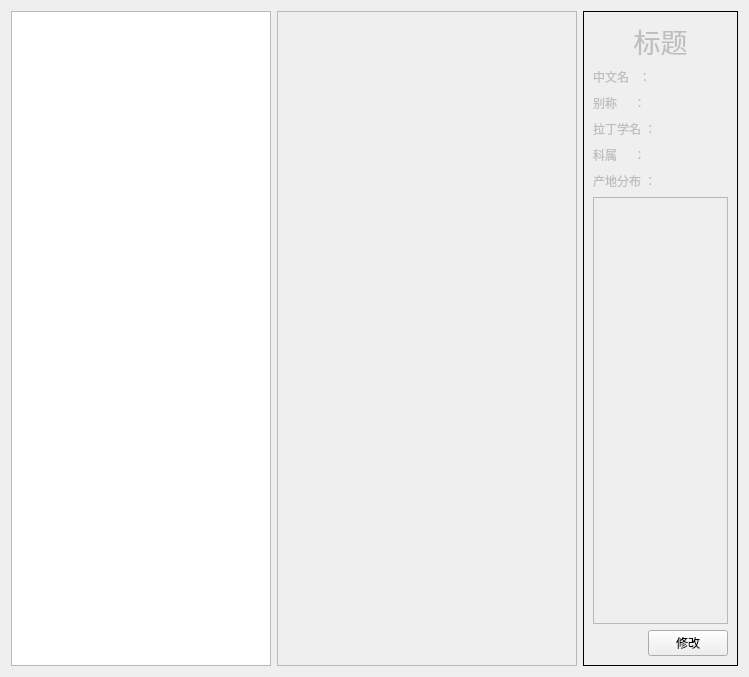
Above: UI/UI_succulentPlants.ui from MChenLiang/TheShapeOfFlower before the change. Below: the same form after it.
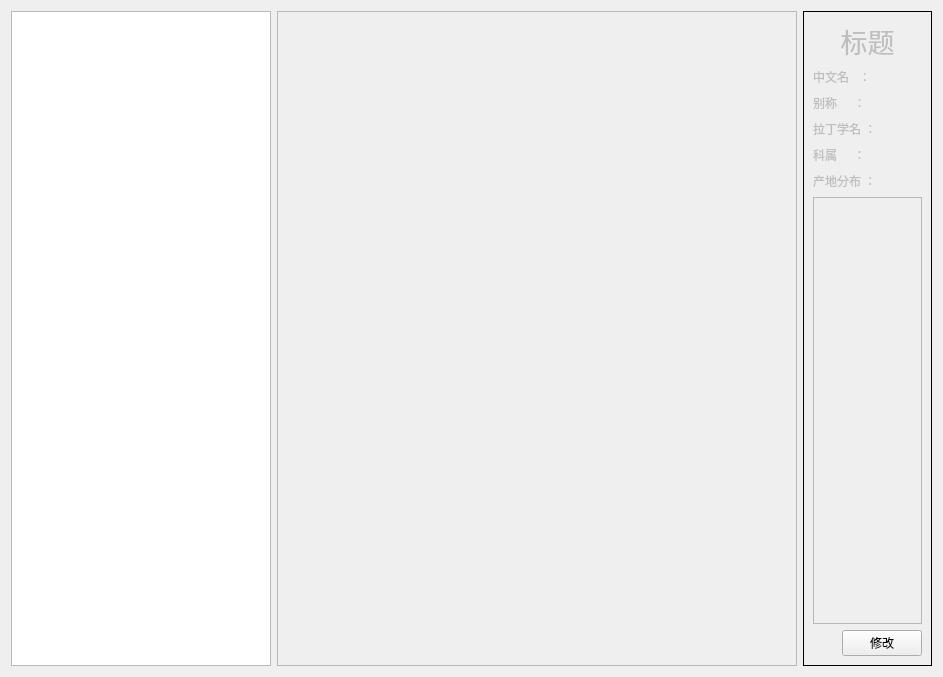
That is the form after the change.

```diff
--- a/UI/UI_succulentPlants.ui
+++ b/UI/UI_succulentPlants.ui
@@ -6,7 +6,7 @@
    <rect>
     <x>0</x>
     <y>0</y>
-    <width>749</width>
+    <width>943</width>
     <height>677</height>
    </rect>
   </property>
@@ -54,7 +54,7 @@
      </property>
      <property name="minimumSize">
       <size>
-       <width>300</width>
+       <width>520</width>
        <height>0</height>
       </size>
      </property>
```
